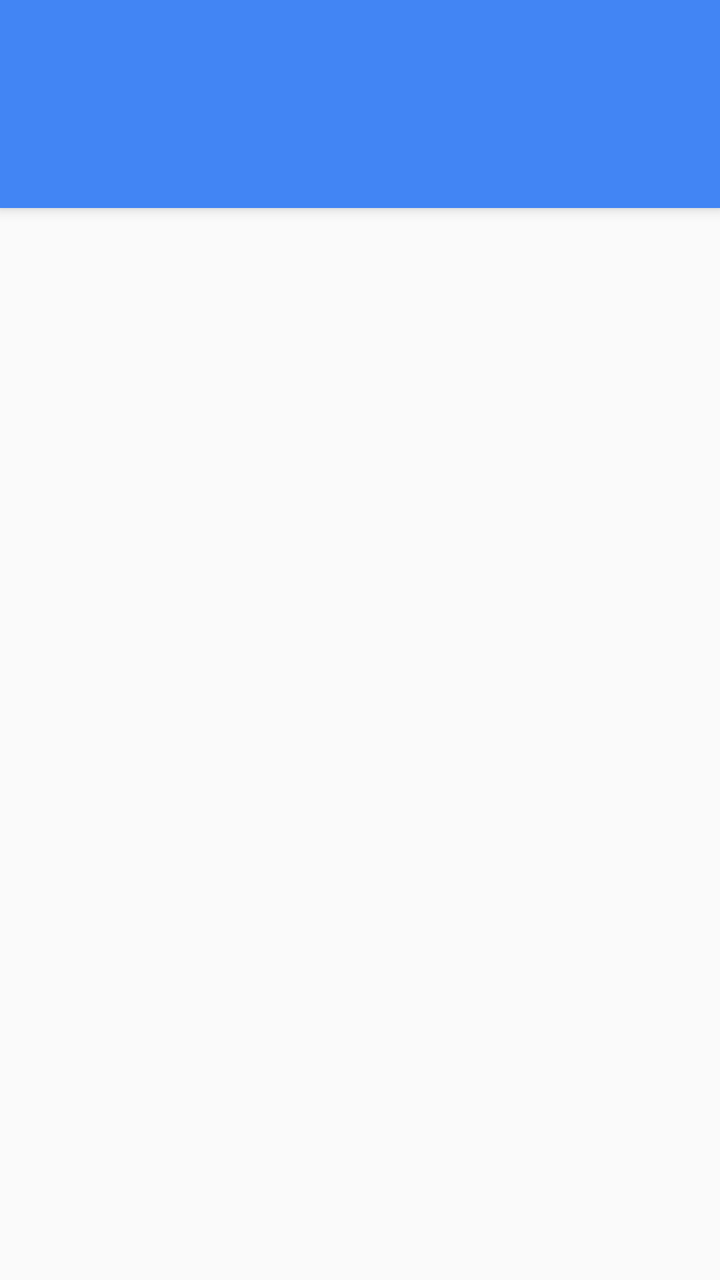
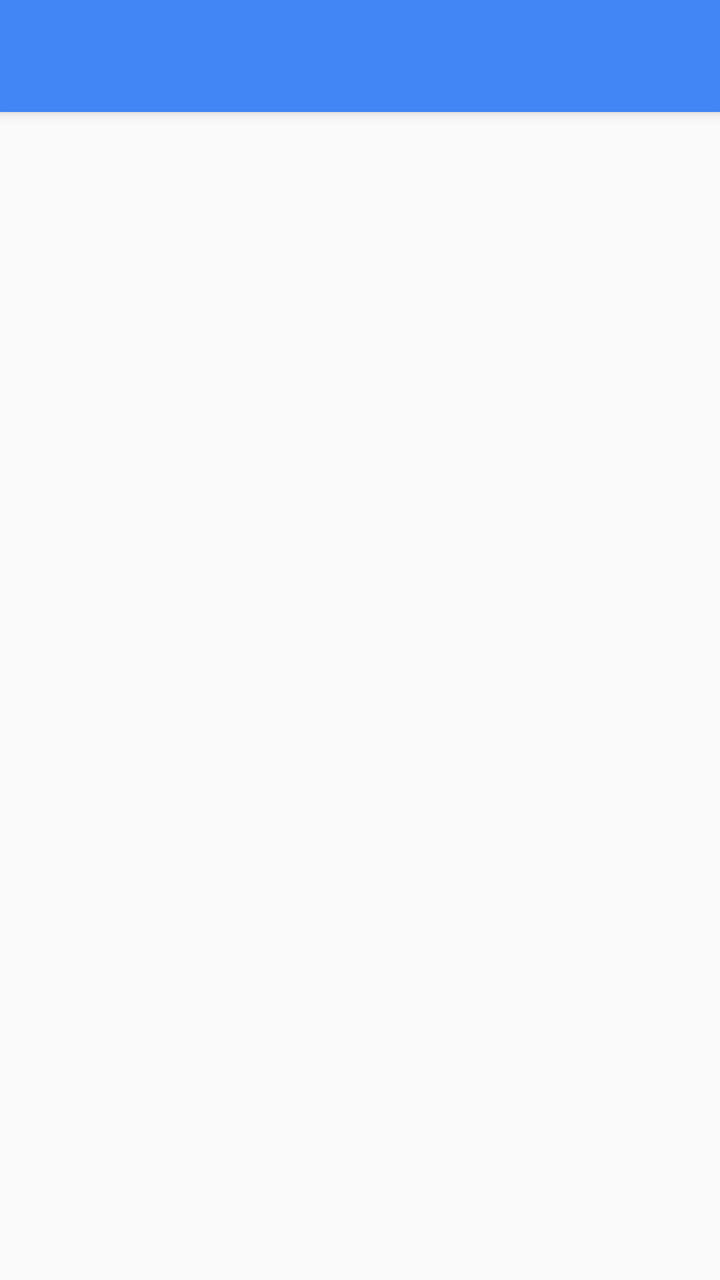

Two renders of the same Android screen: before a commit and after it. Below are the layout's source before the change and the commit's diff.
<!-- AndroidManifest.xml: application theme MyTheme.Light -->
<!-- res/layout/app_bar_test.xml -->
<?xml version="1.0" encoding="utf-8"?>
<android.support.design.widget.CoordinatorLayout
    xmlns:android="http://schemas.android.com/apk/res/android"
    xmlns:app="http://schemas.android.com/apk/res-auto"
    xmlns:tools="http://schemas.android.com/tools"
    android:layout_width="match_parent"
    android:layout_height="match_parent"
    android:fitsSystemWindows="true"
    tools:context=".TestActivity">

    <android.support.design.widget.AppBarLayout
        android:layout_width="match_parent"
        android:layout_height="wrap_content"
        android:theme="@style/MyTheme.AppBarOverlay">

        <android.support.v7.widget.Toolbar
            android:id="@+id/toolbar"
            android:layout_width="match_parent"
            android:layout_height="?attr/actionBarSize"
            android:background="?attr/colorPrimary"
            android:elevation="6dp"
            app:layout_scrollFlags="scroll|enterAlways"
            app:popupTheme="@style/MyTheme.PopupOverlay"/>

        <android.support.design.widget.TabLayout
            android:id="@+id/tab_layout"
            android:layout_width="match_parent"
            android:layout_height="wrap_content"
            android:layout_below="@id/toolbar"
            android:background="?attr/colorPrimary"
            android:elevation="6dp"
            android:minHeight="?attr/actionBarSize"
            android:theme="@style/ThemeOverlay.AppCompat.Dark.ActionBar"
            app:tabIndicatorColor="?attr/colorTabIndicator"/>

    </android.support.design.widget.AppBarLayout>

    <android.support.v4.view.ViewPager
        android:id="@+id/pager"
        android:layout_width="match_parent"
        android:layout_height="wrap_content"
        android:layout_below="@id/tab_layout"
        app:layout_behavior="@string/appbar_scrolling_view_behavior"/>

    

</android.support.design.widget.CoordinatorLayout>
<!-- resources referenced by this layout -->
<resources>
  <style name="MyTheme.AppBarOverlay" parent="ThemeOverlay.AppCompat.Dark.ActionBar" />
  <style name="MyTheme.PopupOverlay" parent="ThemeOverlay.AppCompat.Light" />
  <style name="MyTheme.Light" parent="@style/Theme.AppCompat.Light.NoActionBar">
          
          
          <item name="colorPrimary">@color/colorPrimary</item>
          <item name="colorPrimaryDark">@color/colorPrimaryDark</item>
          <item name="colorSecondary">@color/colorSecondary</item>
          <item name="colorSecondaryDark">@color/colorSecondaryDark</item>
          <item name="colorTextTitle">@color/colorTextTitle</item>
          
          <item name="colorFlatButtons">@color/colorFlatButtons</item>
          <item name="colorTabIndicator">@color/colorTabIndicator</item>
          <item name="colorCardBackground">@color/colorCardBackground</item>
          <item name="colorNavigationDrawerBackground">@color/colorNavigationDrawerBackground</item>
      </style>
  <color name="colorPrimary" type="color">#4285F4</color>
  <color name="colorPrimaryDark" type="color">#3367D6</color>
  <color name="colorSecondary" type="color">@color/deep_teal_300</color>
  <color name="colorSecondaryDark" type="color">@color/deep_teal_500</color>
  <color name="colorTextTitle" type="color">#FFEE58</color>
  <color name="colorFlatButtons" type="color">@color/pink_A200</color>
  <color name="colorTabIndicator" type="color">#FFF</color>
  <color name="colorCardBackground" type="color">#FFF</color>
  <color name="colorNavigationDrawerBackground" type="color">#FAFAFA</color>
  <color name="deep_teal_300" type="color">#4DB6AC</color>
  <color name="deep_teal_500" type="color">#009688</color>
  <color name="pink_A200" type="color">#FF4081</color>
</resources>

<!-- the commit's change to res/layout/app_bar_test.xml (unified diff, before → after) -->
@@ -1,5 +1,6 @@
 <?xml version="1.0" encoding="utf-8"?>
 <android.support.design.widget.CoordinatorLayout
+    android:id="@+id/content"
     xmlns:android="http://schemas.android.com/apk/res/android"
     xmlns:app="http://schemas.android.com/apk/res-auto"
     xmlns:tools="http://schemas.android.com/tools"
@@ -22,25 +23,11 @@
             app:layout_scrollFlags="scroll|enterAlways"
             app:popupTheme="@style/MyTheme.PopupOverlay"/>
 
-        <android.support.design.widget.TabLayout
-            android:id="@+id/tab_layout"
-            android:layout_width="match_parent"
-            android:layout_height="wrap_content"
-            android:layout_below="@id/toolbar"
-            android:background="?attr/colorPrimary"
-            android:elevation="6dp"
-            android:minHeight="?attr/actionBarSize"
-            android:theme="@style/ThemeOverlay.AppCompat.Dark.ActionBar"
-            app:tabIndicatorColor="?attr/colorTabIndicator"/>
+        
 
     </android.support.design.widget.AppBarLayout>
 
-    <android.support.v4.view.ViewPager
-        android:id="@+id/pager"
-        android:layout_width="match_parent"
-        android:layout_height="wrap_content"
-        android:layout_below="@id/tab_layout"
-        app:layout_behavior="@string/appbar_scrolling_view_behavior"/>
+    
 
     
 
